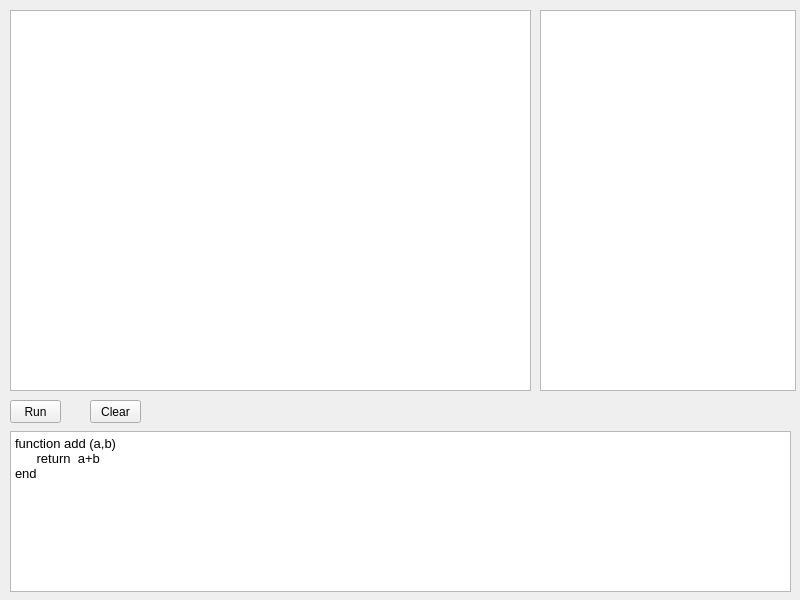
Before: the Qt Designer form QTLua/mainwindow.ui in Anton19780301/MyCopyes, drawn with Qt 5.
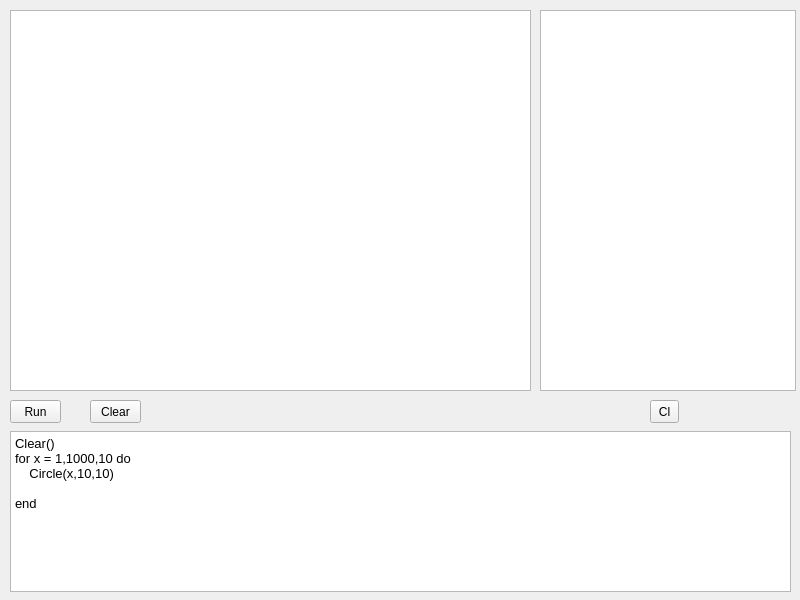
After: the same form once the commit is applied.

What changed in the file:
```diff
--- a/QTLua/mainwindow.ui
+++ b/QTLua/mainwindow.ui
@@ -46,9 +46,11 @@
 li.unchecked::marker { content: &quot;\2610&quot;; }
 li.checked::marker { content: &quot;\2612&quot;; }
 &lt;/style&gt;&lt;/head&gt;&lt;body style=&quot; font-family:'Sans'; font-size:10pt; font-weight:400; font-style:normal;&quot;&gt;
-&lt;p style=&quot; margin-top:0px; margin-bottom:0px; margin-left:0px; margin-right:0px; -qt-block-indent:0; text-indent:0px;&quot;&gt;&lt;span style=&quot; font-family:'monospace'; color:#000000;&quot;&gt;function add (a,b)&lt;/span&gt;&lt;/p&gt;
-&lt;p style=&quot; margin-top:0px; margin-bottom:0px; margin-left:0px; margin-right:0px; -qt-block-indent:0; text-indent:0px;&quot;&gt;&lt;span style=&quot; font-family:'monospace'; color:#000000;&quot;&gt;      return  a+b&lt;/span&gt;&lt;/p&gt;
-&lt;p style=&quot; margin-top:0px; margin-bottom:12px; margin-left:0px; margin-right:0px; -qt-block-indent:0; text-indent:0px;&quot;&gt;&lt;span style=&quot; font-family:'monospace'; color:#000000;&quot;&gt;end&lt;/span&gt;&lt;/p&gt;&lt;/body&gt;&lt;/html&gt;</string>
+&lt;p style=&quot; margin-top:0px; margin-bottom:0px; margin-left:0px; margin-right:0px; -qt-block-indent:0; text-indent:0px;&quot;&gt;Clear()&lt;/p&gt;
+&lt;p style=&quot; margin-top:0px; margin-bottom:0px; margin-left:0px; margin-right:0px; -qt-block-indent:0; text-indent:0px;&quot;&gt;for x = 1,1000,10 do&lt;/p&gt;
+&lt;p style=&quot; margin-top:0px; margin-bottom:0px; margin-left:0px; margin-right:0px; -qt-block-indent:0; text-indent:0px;&quot;&gt;    Circle(x,10,10)&lt;/p&gt;
+&lt;p style=&quot;-qt-paragraph-type:empty; margin-top:0px; margin-bottom:0px; margin-left:0px; margin-right:0px; -qt-block-indent:0; text-indent:0px;&quot;&gt;&lt;br /&gt;&lt;/p&gt;
+&lt;p style=&quot; margin-top:0px; margin-bottom:0px; margin-left:0px; margin-right:0px; -qt-block-indent:0; text-indent:0px;&quot;&gt;end&lt;/p&gt;&lt;/body&gt;&lt;/html&gt;</string>
     </property>
    </widget>
    <widget class="QTextBrowser" name="textBrowser_out">
@@ -100,6 +102,19 @@
      <string>Clear</string>
     </property>
    </widget>
+   <widget class="QToolButton" name="toolButton_outClear">
+    <property name="geometry">
+     <rect>
+      <x>650</x>
+      <y>400</y>
+      <width>29</width>
+      <height>23</height>
+     </rect>
+    </property>
+    <property name="text">
+     <string>Cl</string>
+    </property>
+   </widget>
   </widget>
  </widget>
  <resources/>
```
